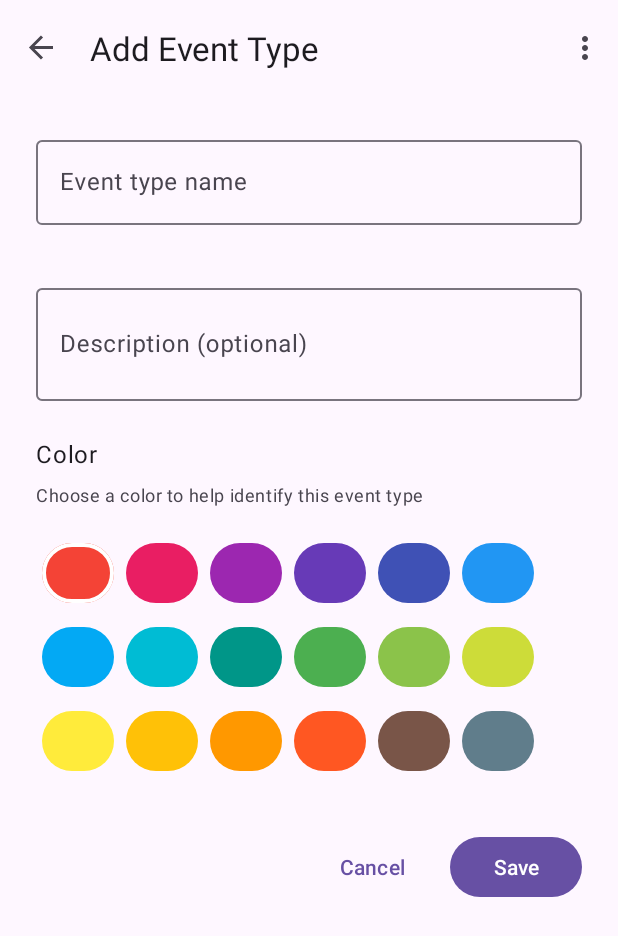
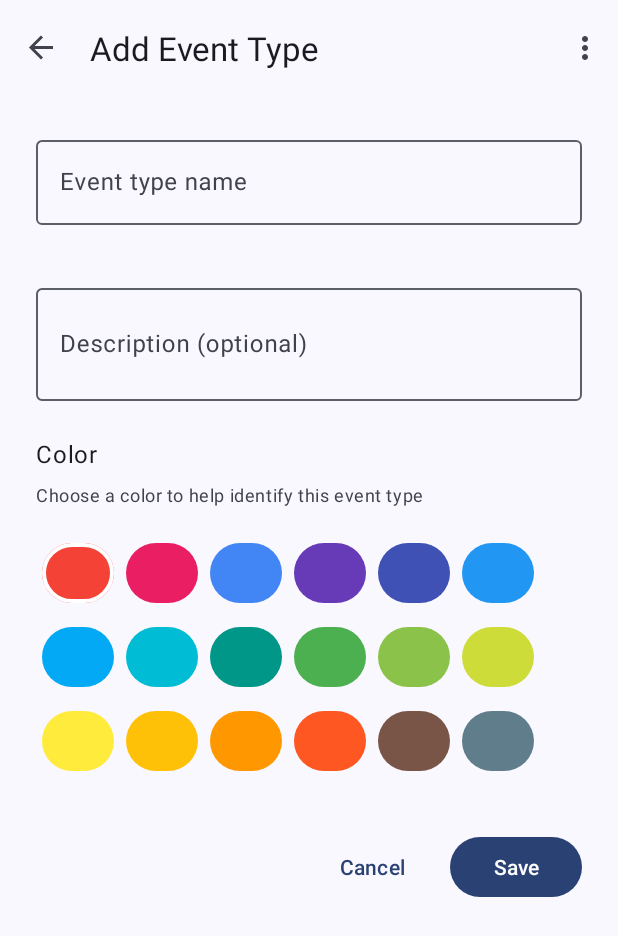
Before and after one commit to tjcelaya/scribcal-android, an Android app: the AddEditEventTypeFragment screen opened through its navigation route, on a phone screen of 412 x 824 dp. Shown: the top 936 px of the screen. Run offline under Robolectric (Android 15) with nearby library versions, the phone set to English and light mode, and no system bars; our stand-ins replace Room's generated code, navigation-ui.

Commit message:
more cleanup, still functional probably

```diff
--- a/app/src/main/java/com/tjcelaya/scribcal/MainActivity.kt
+++ b/app/src/main/java/com/tjcelaya/scribcal/MainActivity.kt
@@ -5,10 +5,12 @@ import android.accounts.AccountManager
 import android.app.AlertDialog
 import android.content.Intent
 import android.net.Uri
+import android.os.Build
 import android.os.Bundle
 import android.util.Log
 import android.widget.Toast
 import androidx.appcompat.app.AppCompatActivity
+import com.google.android.material.color.DynamicColors
 import androidx.lifecycle.ViewModelProvider
 import androidx.lifecycle.lifecycleScope
 import androidx.navigation.findNavController
@@ -40,6 +42,11 @@ class MainActivity : AppCompatActivity() {
 
     override fun onCreate(savedInstanceState: Bundle?) {
         super.onCreate(savedInstanceState)
+
+        // Apply dynamic colors on Android 12+ if available
+        if (Build.VERSION.SDK_INT >= Build.VERSION_CODES.S) {
+            DynamicColors.applyToActivityIfAvailable(this)
+        }
 
         binding = ActivityMainBinding.inflate(layoutInflater)
         setContentView(binding.root)
--- a/app/src/main/java/com/tjcelaya/scribcal/ui/events/AddEditEventTypeFragment.kt
+++ b/app/src/main/java/com/tjcelaya/scribcal/ui/events/AddEditEventTypeFragment.kt
@@ -33,7 +33,7 @@ class AddEditEventTypeFragment : Fragment() {
     private val colorPalette = listOf(
         Color.parseColor("#F44336"), // Red
         Color.parseColor("#E91E63"), // Pink
-        Color.parseColor("#9C27B0"), // Purple
+        Color.parseColor("#4285f4"), // ScribCal Blue
         Color.parseColor("#673AB7"), // Deep Purple
         Color.parseColor("#3F51B5"), // Indigo
         Color.parseColor("#2196F3"), // Blue
--- a/app/src/main/java/com/tjcelaya/scribcal/ui/events/EventTypeAdapter.kt
+++ b/app/src/main/java/com/tjcelaya/scribcal/ui/events/EventTypeAdapter.kt
@@ -51,7 +51,7 @@ class EventTypeAdapter(
                 colorIndicator.background.setTint(eventType.color)
             } else {
                 // Use default primary color if no color is set
-                val defaultColor = ContextCompat.getColor(itemView.context, R.color.purple_500)
+                val defaultColor = ContextCompat.getColor(itemView.context, R.color.scribcal_blue)
                 colorIndicator.background.setTint(defaultColor)
             }
 
--- a/app/src/main/java/com/tjcelaya/scribcal/ui/events/EventTypeAutocompleteAdapter.kt
+++ b/app/src/main/java/com/tjcelaya/scribcal/ui/events/EventTypeAutocompleteAdapter.kt
@@ -46,7 +46,7 @@ class EventTypeAutocompleteAdapter(
         if (eventType.color != null) {
             colorIndicator.background.setTint(eventType.color)
         } else {
-            val defaultColor = ContextCompat.getColor(context, R.color.purple_500)
+            val defaultColor = ContextCompat.getColor(context, R.color.scribcal_blue)
             colorIndicator.background.setTint(defaultColor)
         }
 
--- a/app/src/main/java/com/tjcelaya/scribcal/ui/tracking/TrackingAdapters.kt
+++ b/app/src/main/java/com/tjcelaya/scribcal/ui/tracking/TrackingAdapters.kt
@@ -62,7 +62,7 @@ class EventTypesTrackingAdapter(
             if (eventType.color != null) {
                 colorIndicator.background.setTint(eventType.color)
             } else {
-                val defaultColor = ContextCompat.getColor(itemView.context, R.color.purple_500)
+                val defaultColor = ContextCompat.getColor(itemView.context, R.color.scribcal_blue)
                 colorIndicator.background.setTint(defaultColor)
             }
 
--- a/app/src/main/res/layout/item_event_type_management.xml
+++ b/app/src/main/res/layout/item_event_type_management.xml
@@ -24,7 +24,7 @@
             android:layout_height="12dp"
             android:layout_marginEnd="16dp"
             android:background="@drawable/circle_background"
-            tools:backgroundTint="@color/purple_500" />
+            tools:backgroundTint="?attr/colorPrimary" />
 
         <!-- Event Type Info -->
         <LinearLayout
@@ -66,6 +66,8 @@
                 android:layout_width="40dp"
                 android:layout_height="40dp"
                 android:contentDescription="Edit"
+                android:insetLeft="0dp"
+                android:insetRight="0dp"
                 app:icon="@drawable/ic_edit"
                 app:iconSize="18dp" />
 
@@ -76,6 +78,8 @@
                 android:layout_height="40dp"
                 android:layout_marginStart="4dp"
                 android:contentDescription="Delete"
+                android:insetLeft="0dp"
+                android:insetRight="0dp"
                 app:icon="@drawable/ic_delete"
                 app:iconSize="18dp"
                 app:iconTint="?attr/colorError" />
--- a/app/src/main/res/layout/item_ongoing_event.xml
+++ b/app/src/main/res/layout/item_ongoing_event.xml
@@ -80,9 +80,11 @@
         android:layout_width="40dp"
         android:layout_height="40dp"
         android:contentDescription="Stop Event"
+        android:insetLeft="0dp"
+        android:insetRight="0dp"
         app:backgroundTint="?attr/colorError"
         app:icon="@drawable/ic_stop"
-        app:iconSize="16dp"
+        app:iconSize="18dp"
         app:iconTint="?attr/colorOnError" />
 
 </LinearLayout>
--- a/app/src/main/res/values-night/themes.xml
+++ b/app/src/main/res/values-night/themes.xml
@@ -1,7 +1,10 @@
 <resources xmlns:tools="http://schemas.android.com/tools">
     <!-- Base application theme. -->
     <style name="Base.Theme.ScribCal" parent="Theme.Material3.DayNight.NoActionBar">
-        <!-- Customize your dark theme here. -->
-        <!-- <item name="colorPrimary">@color/my_dark_primary</item> -->
+        <!-- Use ScribCal blue colors as fallback for dark theme -->
+        <item name="colorPrimary">@color/scribcal_blue_light</item>
+        <item name="colorPrimaryVariant">@color/scribcal_blue</item>
+        <item name="colorSecondary">@color/scribcal_blue_dark</item>
+        <item name="colorAccent">@color/scribcal_blue_light</item>
     </style>
 </resources>
--- /dev/null
+++ b/app/src/main/res/values-v31/themes.xml
@@ -0,0 +1,19 @@
+<?xml version="1.0" encoding="utf-8"?>
+<resources xmlns:tools="http://schemas.android.com/tools">
+    <!-- Dynamic color theme for Android 12+ (API 31+) -->
+    <style name="Base.Theme.ScribCal" parent="Theme.Material3.DayNight.NoActionBar">
+        <!-- Dynamic colors will use user's system accent color -->
+        <!-- Fallback colors in case dynamic colors fail -->
+        <item name="colorPrimary">@color/scribcal_blue</item>
+        <item name="colorPrimaryVariant">@color/scribcal_blue_dark</item>
+        <item name="colorSecondary">@color/scribcal_blue_light</item>
+        <item name="colorAccent">@color/scribcal_blue</item>
+    </style>
+
+    <style name="Theme.ScribCal" parent="Base.Theme.ScribCal">
+        <!-- Transparent system bars for edge-to-edge. -->
+        <item name="android:navigationBarColor">@android:color/transparent</item>
+        <item name="android:statusBarColor">@android:color/transparent</item>
+        <item name="android:windowLightStatusBar">?attr/isLightTheme</item>
+    </style>
+</resources>
--- a/app/src/main/res/values/colors.xml
+++ b/app/src/main/res/values/colors.xml
@@ -2,5 +2,12 @@
 <resources>
     <color name="black">#FF000000</color>
     <color name="white">#FFFFFFFF</color>
+
+    <!-- ScribCal brand colors -->
+    <color name="scribcal_blue">#4285f4</color>
+    <color name="scribcal_blue_dark">#3367d6</color>
+    <color name="scribcal_blue_light">#669df6</color>
+
+    <!-- Legacy purple (kept for backwards compatibility) -->
     <color name="purple_500">#9C27B0</color>
 </resources>
--- a/app/src/main/res/values/themes.xml
+++ b/app/src/main/res/values/themes.xml
@@ -1,8 +1,11 @@
 <resources xmlns:tools="http://schemas.android.com/tools">
     <!-- Base application theme. -->
     <style name="Base.Theme.ScribCal" parent="Theme.Material3.DayNight.NoActionBar">
-        <!-- Customize your light theme here. -->
-        <!-- <item name="colorPrimary">@color/my_light_primary</item> -->
+        <!-- Use ScribCal blue colors as fallback -->
+        <item name="colorPrimary">@color/scribcal_blue</item>
+        <item name="colorPrimaryVariant">@color/scribcal_blue_dark</item>
+        <item name="colorSecondary">@color/scribcal_blue_light</item>
+        <item name="colorAccent">@color/scribcal_blue</item>
     </style>
 
     <style name="Theme.ScribCal" parent="Base.Theme.ScribCal" />
```
Also changed, not shown: app/src/main/res/layout/item_event_type_tracking.xml (+6 -2 lines), app/src/main/res/values-v23/themes.xml (line endings or trailing spaces).
